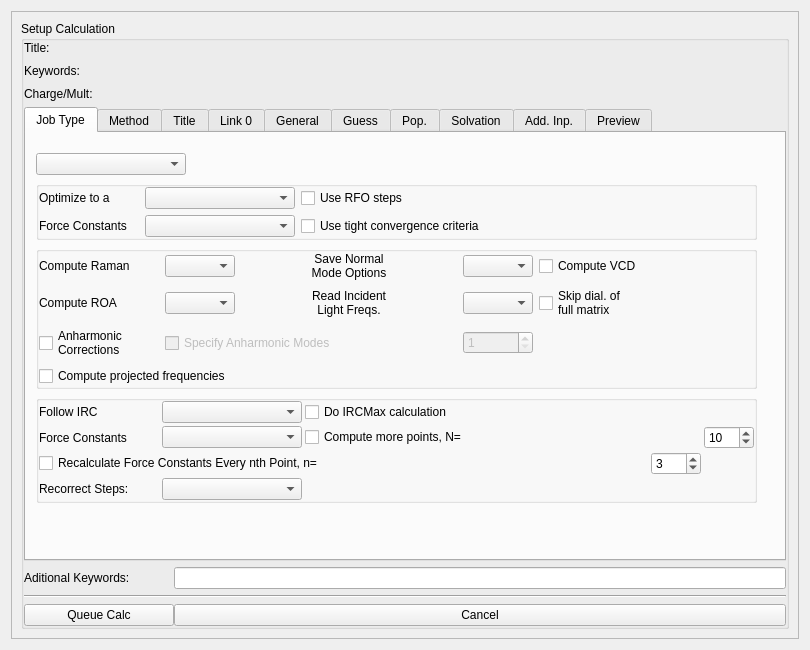
Qt form Views/uiCalculationsWindow.ui (samuelvp360/SVP360CalculationController) before a commit.
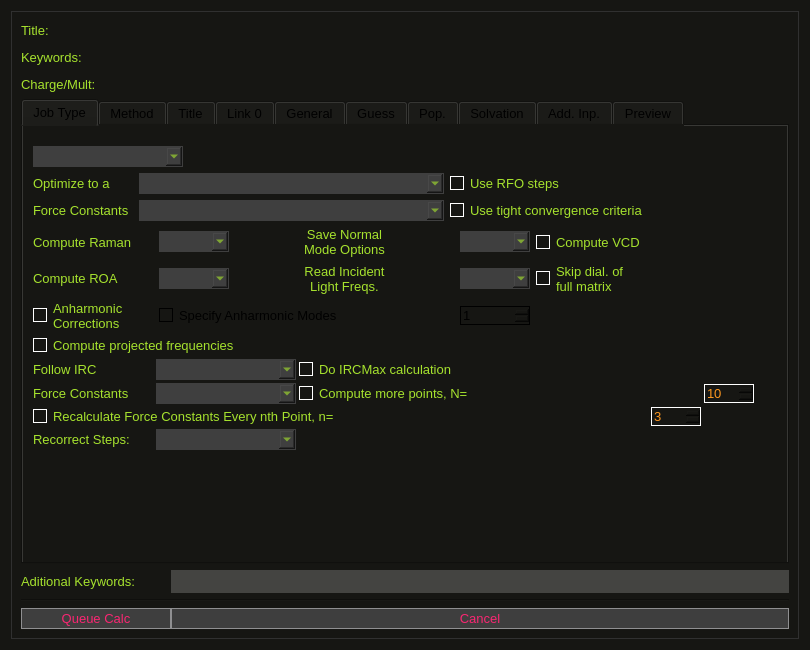
The same form after that commit.

Diff of the .ui file:
```diff
--- a/Views/uiCalculationsWindow.ui
+++ b/Views/uiCalculationsWindow.ui
@@ -22,7 +22,254 @@
   <property name="windowTitle">
    <string>Form</string>
   </property>
-  <layout class="QVBoxLayout" name="verticalLayout_2">
+  <property name="styleSheet">
+   <string notr="true">/*QWidget */
+QWidget {
+	background-color: #161613;
+	font-family: &quot;Cascadia Code PL&quot;;
+	font-size: 13px;
+}
+
+/*QMenu*/
+QMenu {
+	color: #ffffff;
+	margin: 2px;
+}
+QMenu::item {
+	background-color: #3e3e3e;
+}
+QMenu::item:selected {
+	background-color: rgba(255, 255, 255, 100);
+}
+QMenu::separator {
+	background-color: #ffffff;
+	height: 1px;
+	margin-left: 10px;
+	margin-right: 5px;
+}
+
+/*QMenuBar*/
+QMenuBar {
+	color: #ffffff;
+	spacing: 3px; /* spacing between menu bar items */
+	padding: 3px;
+}
+QMenuBar::item {
+	padding: 1px 4px;
+	background-color: #3e3e3e;
+}
+QMenuBar::item:hover {
+	background: rgba(255, 255, 255, 50);
+} 
+
+/*QToolBar*/
+QToolBar {
+	spacing: 3px;
+}
+
+/*QToolButton*/
+QToolButton {
+	color: #ffffff;
+	padding: 6px;
+}
+QToolButton:hover {
+	color: rgba(255, 255, 255, 50);
+}
+QToolButton:disabled {
+	background-color: #d5d4d5;
+	color: #ffffff;
+}
+
+/*QScrollArea */
+QScrollArea {
+	background-color: #3e3e3e
+}
+
+/*QLabel */
+QLabel {
+	color: #A6E22E;
+}
+
+/*QCheckBox*/
+QCheckBox {
+	color: #A6E22E;
+}
+QCheckBox::indicator {
+	border: 1px solid #ffffff;
+}
+QCheckBox::indicator:checked {
+	background: #FD971F;
+}
+QCheckBox::indicator:disabled {
+	border: 1px solid #000000;
+}
+QCheckBox::disabled {
+	color: #000000;
+}
+
+ /*QGroupBox */
+QGroupBox {
+	border: none;
+	margin-top: 2.5ex; /* leave space at the top for the title */
+}
+QGroupBox::title {
+	subcontrol-origin: margin;
+	subcontrol-position: top center; /* position at the top center */
+	color: #8f8f91;
+ }
+
+/*QPushButton*/
+QPushButton {
+	background-color: #3e3e3e;
+	color: #F92672;
+	border: 1px solid #8f8f91;
+	padding: 2px;
+}
+QPushButton:hover {
+	background-color: #E6DB74;
+	color: #F92672;
+}
+QPushButton:disabled {
+	background-color: #d5d4d5;
+	color: #ffffff;
+}
+
+/*QSpinBox*/
+QSpinBox {
+	border: 1px solid #ffffff;
+	color: #FD971F;
+}
+QSpinBox:disabled {
+	border: 1px solid #000000;
+	color: #000000;
+}
+QDoubleSpinBox {
+	border: 1px solid #ffffff;
+	color: #FD971F;
+}
+QDoubleSpinBox:disabled {
+	border: 1px solid #000000;
+	color: #000000;
+}
+
+/*QPlainTextEdit*/
+QPlainTextEdit {
+	color: #FD971F;
+	border: 1px solid #ffffff;
+}
+QPlainTextEdit:disabled {
+	color: #000000;
+	border: 1px solid #000000;
+}
+
+/*QComboBox*/
+QComboBox {
+	border: 1px solid #3f3f3f;
+	padding: 1px 18px 1px 3px;
+	color: #A6E22E;
+	background-color: #3f3f3f;
+}
+QComboBox:on { /* shift the text when the popup opens */
+	color: #F92672;
+	padding-top: 3px;
+	padding-left: 4px;
+	background-color: rgba(255, 255, 255, 50);
+}
+QComboBox:off { /* shift the text when the popup opens */
+	color: #A6E22E;
+	padding-top: 3px;
+	padding-left: 4px;
+	background-color: rgba(255, 255, 255, 50);
+}
+
+
+QComboBox QAbstractItemView {
+	border: 1px solid #3e3e3e;
+	background-color: #3e3e3e;
+	selection-background-color: rgba(255, 255, 255, 100);
+}
+QComboBox:off::disabled {
+    color: #000000;
+}
+
+ /*QListView */
+QListView, QTableView {
+	color: #66D9EF;
+	background-color: rgba(45, 42, 46, 200);
+	alternate-background-color: #2d3336;
+	show-decoration-selected: 1; /* make the selection span the entire width of the view */
+}
+QListView::item:alternate, QTableView::item:alternate {
+	background-color: rgba(255, 255, 255, 30);
+}
+
+QListView::item:selected, QTableView::item:selected {
+	background: rgba(255, 255, 255, 50);
+}
+QListView::item:selected:!active, QTableView::item:selected:!active {
+	color: #fd971f;
+}
+QListView::item:selected:active, QTableView::item:selected:active {
+	color: #f92672;
+}
+QListView::item:hover, QTableView::item:hover {
+      background: rgba(255, 255, 255, 30);
+}
+
+ /*QLineEdit */
+QLineEdit {
+	background-color: rgba(255, 255, 255, 50);
+	border-radius: 0px;
+	padding: 3px;
+	color: #ffffff;
+}
+QLineEdit::focus {
+	border: 1px solid #8f8f91;
+}
+
+/*QScrollBar*/
+QScrollBar {
+	background: rgba(0, 0, 0, 0);
+	height: 10px;
+}
+QScrollBar::handle:active {
+	background: rgba(255, 255, 255, 50);
+}
+QScrollBar::handle:!active {
+	background: rgba(0, 0, 0, 0);
+}
+QScrollBar::handle:pressed {
+	background: rgba(255, 255, 255, 80);
+}
+QScrollBar::right-arrow, QScrollBar::left-arrow {
+      border: none;
+      background: none;
+      color: none;
+}
+QScrollBar::add-line {
+      border: none;
+      background: none;
+}
+QScrollBar::sub-line {
+      border: none;
+      background: none;
+}
+
+/*QStatusBar*/
+QStatusBar {
+	color: #8f8f91;
+	border-top: #8f8f91;
+}
+
+/*QToolTip*/
+QToolTip {
+	background-color: #000000;
+	color: #ffffff;
+	border: 1px solid #ffffff;
+	padding: 3px;
+}</string>
+  </property>
+  <layout class="QVBoxLayout" name="_2">
    <item>
     <widget class="QScrollArea" name="scrollArea">
      <property name="minimumSize">
@@ -53,7 +300,7 @@
           </size>
          </property>
          <property name="title">
-          <string>Setup Calculation</string>
+          <string/>
          </property>
          <layout class="QGridLayout" name="gridLayout">
           <property name="leftMargin">
@@ -78,85 +325,6 @@
             </property>
            </widget>
           </item>
-          <item row="0" column="0" colspan="3">
-           <layout class="QGridLayout" name="gridLayout_5">
-            <property name="verticalSpacing">
-             <number>9</number>
-            </property>
-            <item row="1" column="0">
-             <widget class="QLabel" name="label_2">
-              <property name="text">
-               <string>Keywords:</string>
-              </property>
-             </widget>
-            </item>
-            <item row="1" column="1" colspan="2">
-             <widget class="QLabel" name="uiKeywordsLabel">
-              <property name="font">
-               <font>
-                <weight>75</weight>
-                <bold>true</bold>
-               </font>
-              </property>
-              <property name="text">
-               <string/>
-              </property>
-             </widget>
-            </item>
-            <item row="0" column="0">
-             <widget class="QLabel" name="label">
-              <property name="maximumSize">
-               <size>
-                <width>100</width>
-                <height>16777215</height>
-               </size>
-              </property>
-              <property name="text">
-               <string>Title:</string>
-              </property>
-             </widget>
-            </item>
-            <item row="2" column="0">
-             <widget class="QLabel" name="label_3">
-              <property name="text">
-               <string>Charge/Mult:</string>
-              </property>
-             </widget>
-            </item>
-            <item row="2" column="1" colspan="2">
-             <widget class="QLabel" name="uiChargeMultLabel">
-              <property name="font">
-               <font>
-                <weight>75</weight>
-                <bold>true</bold>
-               </font>
-              </property>
-              <property name="text">
-               <string/>
-              </property>
-             </widget>
-            </item>
-            <item row="0" column="1" colspan="2">
-             <widget class="QLabel" name="uiTitleLabel">
-              <property name="minimumSize">
-               <size>
-                <width>0</width>
-                <height>0</height>
-               </size>
-              </property>
-              <property name="font">
-               <font>
-                <weight>75</weight>
-                <bold>true</bold>
-               </font>
-              </property>
-              <property name="text">
-               <string/>
-              </property>
-             </widget>
-            </item>
-           </layout>
-          </item>
           <item row="4" column="1">
            <widget class="QPushButton" name="uiCancelCalcButton">
             <property name="text">
@@ -208,7 +376,7 @@
                 <x>10</x>
                 <y>20</y>
                 <width>721</width>
-                <height>508</height>
+                <height>523</height>
                </rect>
               </property>
               <layout class="QVBoxLayout" name="uiJobTypeLayout">
@@ -254,22 +422,6 @@
                     <property name="bottomMargin">
                      <number>0</number>
                     </property>
-                    <item row="0" column="1">
-                     <widget class="QComboBox" name="uiOptimizeToAComboBox">
-                      <property name="minimumSize">
-                       <size>
-                        <width>150</width>
-                        <height>0</height>
-                       </size>
-                      </property>
-                      <property name="maximumSize">
-                       <size>
-                        <width>15</width>
-                        <height>16777215</height>
-                       </size>
-                      </property>
-                     </widget>
-                    </item>
                     <item row="1" column="0">
                      <widget class="QLabel" name="label_24">
                       <property name="text">
@@ -307,6 +459,33 @@
                       </property>
                      </widget>
                     </item>
+                    <item row="0" column="2">
+                     <widget class="QCheckBox" name="uiUseRFOStepsCheckBox">
+                      <property name="text">
+                       <string>Use RFO steps</string>
+                      </property>
+                     </widget>
+                    </item>
+                    <item row="1" column="1">
+                     <widget class="QComboBox" name="uiForceConstComboBox"/>
+                    </item>
+                    <item row="1" column="2">
+                     <widget class="QCheckBox" name="uiTightCheckBox">
+                      <property name="text">
+                       <string>Use tight convergence criteria</string>
+                      </property>
+                     </widget>
+                    </item>
+                    <item row="0" column="1">
+                     <widget class="QComboBox" name="uiOptimizeToAComboBox">
+                      <property name="minimumSize">
+                       <size>
+                        <width>0</width>
+                        <height>0</height>
+                       </size>
+                      </property>
+                     </widget>
+                    </item>
                    </layout>
                   </item>
                  </layout>
@@ -1543,6 +1722,113 @@
             </widget>
            </widget>
           </item>
+          <item row="2" column="0">
+           <widget class="QLabel" name="label_4">
+            <property name="text">
+             <string>Aditional Keywords: </string>
+            </property>
+           </widget>
+          </item>
+          <item row="0" column="0" colspan="3">
+           <layout class="QGridLayout" name="gridLayout_5">
+            <property name="verticalSpacing">
+             <number>9</number>
+            </property>
+            <item row="1" column="0">
+             <widget class="QLabel" name="label_2">
+              <property name="text">
+               <string>Keywords:</string>
+              </property>
+             </widget>
+            </item>
+            <item row="1" column="1" colspan="2">
+             <widget class="QLabel" name="uiKeywordsLabel">
+              <property name="font">
+               <font>
+                <family>Cascadia Code PL</family>
+                <weight>75</weight>
+                <bold>true</bold>
+               </font>
+              </property>
+              <property name="styleSheet">
+               <string notr="true">/*QLabel */
+QLabel {
+	color: #FD971F;
+}</string>
+              </property>
+              <property name="text">
+               <string/>
+              </property>
+             </widget>
+            </item>
+            <item row="0" column="0">
+             <widget class="QLabel" name="label">
+              <property name="maximumSize">
+               <size>
+                <width>100</width>
+                <height>16777215</height>
+               </size>
+              </property>
+              <property name="text">
+               <string>Title:</string>
+              </property>
+             </widget>
+            </item>
+            <item row="2" column="0">
+             <widget class="QLabel" name="label_3">
+              <property name="text">
+               <string>Charge/Mult:</string>
+              </property>
+             </widget>
+            </item>
+            <item row="2" column="1" colspan="2">
+             <widget class="QLabel" name="uiChargeMultLabel">
+              <property name="font">
+               <font>
+                <family>Cascadia Code PL</family>
+                <weight>75</weight>
+                <bold>true</bold>
+               </font>
+              </property>
+              <property name="styleSheet">
+               <string notr="true">/*QLabel */
+QLabel {
+	color: #FD971F;
+}</string>
+              </property>
+              <property name="text">
+               <string/>
+              </property>
+             </widget>
+            </item>
+            <item row="0" column="1" colspan="2">
+             <widget class="QLabel" name="uiTitleLabel">
+              <property name="minimumSize">
+               <size>
+                <width>0</width>
+                <height>0</height>
+               </size>
+              </property>
+              <property name="font">
+               <font>
+                <family>Cascadia Code PL</family>
+                <weight>75</weight>
+                <bold>true</bold>
+               </font>
+              </property>
+              <property name="styleSheet">
+               <string notr="true">/*QLabel */
+QLabel {
+	color: #FD971F;
+}</string>
+              </property>
+              <property name="text">
+               <string/>
+              </property>
+             </widget>
+            </item>
+           </layout>
+          </item>
          </layout>
         </widget>
        </item>
```
Left out of the diff: 50 changed lines with no effect on the pictures.
